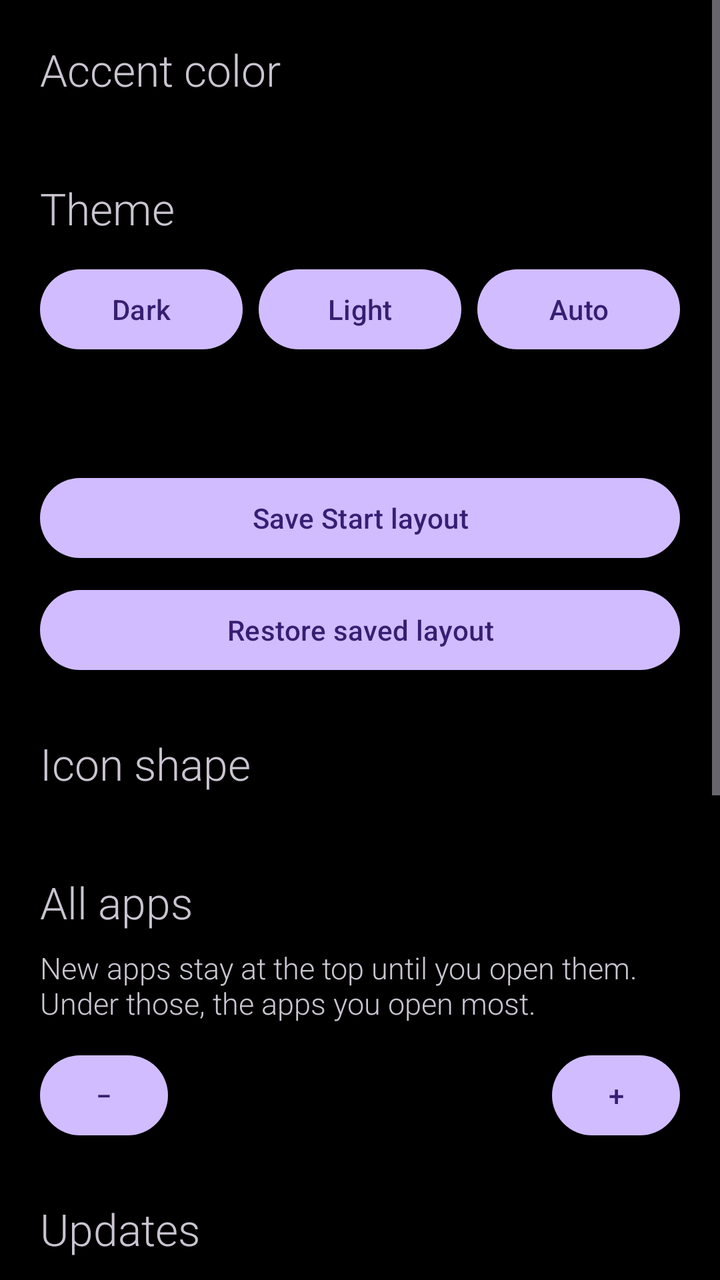
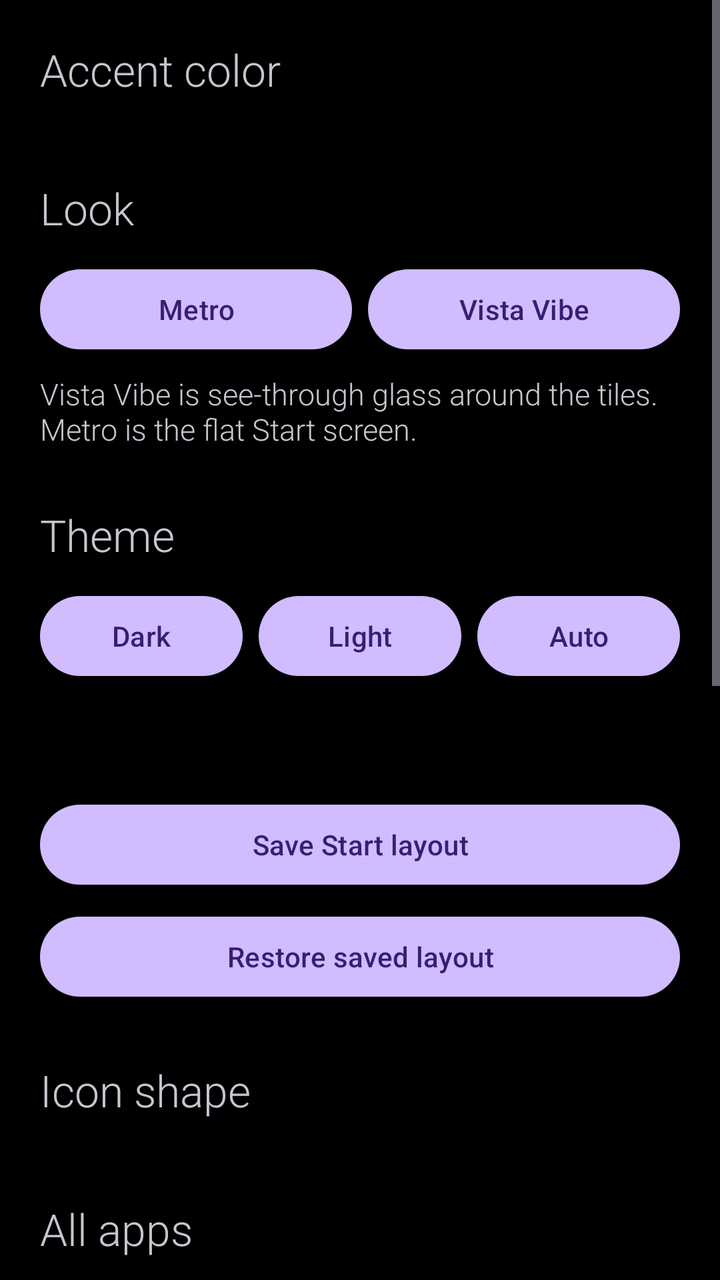

Two renders of the same Android screen: before a commit and after it. Below are the layout's source before the change and the commit's diff.
<!-- AndroidManifest.xml: application theme Theme.Win10.Dark -->
<!-- res/layout/activity_settings.xml -->
<?xml version="1.0" encoding="utf-8"?>
<ScrollView xmlns:android="http://schemas.android.com/apk/res/android"
    android:layout_width="match_parent"
    android:layout_height="match_parent">

    <LinearLayout
        android:id="@+id/root"
        android:layout_width="match_parent"
        android:layout_height="wrap_content"
        android:orientation="vertical"
        android:padding="20dp">

        <TextView
            android:id="@+id/accentTitle"
            android:layout_width="wrap_content"
            android:layout_height="wrap_content"
            android:fontFamily="sans-serif-light"
            android:text="Accent color"
            android:textSize="22sp" />

        <androidx.recyclerview.widget.RecyclerView
            android:id="@+id/accentGrid"
            android:layout_width="match_parent"
            android:layout_height="wrap_content"
            android:layout_marginTop="12dp"
            android:nestedScrollingEnabled="false" />

        <TextView
            android:id="@+id/themeTitle"
            android:layout_width="wrap_content"
            android:layout_height="wrap_content"
            android:layout_marginTop="28dp"
            android:fontFamily="sans-serif-light"
            android:text="Theme"
            android:textSize="22sp" />

        <LinearLayout
            android:layout_width="match_parent"
            android:layout_height="wrap_content"
            android:layout_marginTop="12dp"
            android:orientation="horizontal">

            <Button
                android:id="@+id/darkBtn"
                android:layout_width="0dp"
                android:layout_height="48dp"
                android:layout_weight="1"
                android:text="Dark" />

            <Button
                android:id="@+id/lightBtn"
                android:layout_width="0dp"
                android:layout_height="48dp"
                android:layout_weight="1"
                android:layout_marginStart="8dp"
                android:text="Light" />

            <Button
                android:id="@+id/sunBtn"
                android:layout_width="0dp"
                android:layout_height="48dp"
                android:layout_weight="1"
                android:layout_marginStart="8dp"
                android:text="Auto" />
        </LinearLayout>

        <TextView
            android:id="@+id/themeStatus"
            android:layout_width="match_parent"
            android:layout_height="wrap_content"
            android:layout_marginTop="8dp"
            android:fontFamily="sans-serif-light"
            android:textSize="15sp" />

        <Button
            android:id="@+id/saveBtn"
            android:layout_width="match_parent"
            android:layout_height="48dp"
            android:layout_marginTop="28dp"
            android:text="Save Start layout" />

        <Button
            android:id="@+id/restoreBtn"
            android:layout_width="match_parent"
            android:layout_height="48dp"
            android:layout_marginTop="8dp"
            android:text="Restore saved layout" />

        <TextView
            android:id="@+id/iconTitle"
            android:layout_width="wrap_content"
            android:layout_height="wrap_content"
            android:layout_marginTop="28dp"
            android:fontFamily="sans-serif-light"
            android:text="Icon shape"
            android:textSize="22sp" />

        <HorizontalScrollView
            android:layout_width="match_parent"
            android:layout_height="wrap_content"
            android:layout_marginTop="12dp"
            android:scrollbars="none">

            <LinearLayout
                android:id="@+id/iconShapes"
                android:layout_width="wrap_content"
                android:layout_height="wrap_content"
                android:orientation="horizontal" />
        </HorizontalScrollView>

        <TextView
            android:id="@+id/topTitle"
            android:layout_width="wrap_content"
            android:layout_height="wrap_content"
            android:layout_marginTop="28dp"
            android:fontFamily="sans-serif-light"
            android:text="All apps"
            android:textSize="22sp" />

        <TextView
            android:id="@+id/topBlurb"
            android:layout_width="match_parent"
            android:layout_height="wrap_content"
            android:layout_marginTop="8dp"
            android:fontFamily="sans-serif-light"
            android:text="New apps stay at the top until you open them. Under those, the apps you open most."
            android:textSize="15sp" />

        <LinearLayout
            android:layout_width="match_parent"
            android:layout_height="wrap_content"
            android:layout_marginTop="12dp"
            android:gravity="center_vertical"
            android:orientation="horizontal">

            <Button
                android:id="@+id/topMinus"
                android:layout_width="64dp"
                android:layout_height="48dp"
                android:text="−" />

            <TextView
                android:id="@+id/topCount"
                android:layout_width="0dp"
                android:layout_height="wrap_content"
                android:layout_weight="1"
                android:fontFamily="sans-serif-light"
                android:gravity="center"
                android:textSize="18sp" />

            <Button
                android:id="@+id/topPlus"
                android:layout_width="64dp"
                android:layout_height="48dp"
                android:text="+" />
        </LinearLayout>

        <TextView
            android:id="@+id/updateTitle"
            android:layout_width="wrap_content"
            android:layout_height="wrap_content"
            android:layout_marginTop="28dp"
            android:fontFamily="sans-serif-light"
            android:text="Updates"
            android:textSize="22sp" />

        <TextView
            android:id="@+id/updateStatus"
            android:layout_width="match_parent"
            android:layout_height="wrap_content"
            android:layout_marginTop="8dp"
            android:fontFamily="sans-serif-light"
            android:text="Checking for updates…"
            android:textSize="15sp" />

        <Button
            android:id="@+id/updateBtn"
            android:layout_width="match_parent"
            android:layout_height="48dp"
            android:layout_marginTop="12dp"
            android:text="Check for updates" />

        <TextView
            android:id="@+id/supportTitle"
            android:layout_width="wrap_content"
            android:layout_height="wrap_content"
            android:layout_marginTop="28dp"
            android:fontFamily="sans-serif-light"
            android:text="Support"
            android:textSize="22sp" />

        <TextView
            android:id="@+id/supportBlurb"
            android:layout_width="match_parent"
            android:layout_height="wrap_content"
            android:layout_marginTop="8dp"
            android:fontFamily="sans-serif-light"
            android:text="If a tile or the turn breaks on another device, send a report. It includes the device, Android version, and the last crash."
            android:textSize="15sp" />

        <Button
            android:id="@+id/diagBtn"
            android:layout_width="match_parent"
            android:layout_height="48dp"
            android:layout_marginTop="12dp"
            android:text="View diagnostics" />

        <Button
            android:id="@+id/reportBtn"
            android:layout_width="match_parent"
            android:layout_height="48dp"
            android:layout_marginTop="8dp"
            android:text="Send report" />

        <Button
            android:id="@+id/coffeeBtn"
            android:layout_width="match_parent"
            android:layout_height="48dp"
            android:layout_marginTop="8dp"
            android:text="Buy me a coffee" />
    </LinearLayout>
</ScrollView>
<!-- resources referenced by this layout -->
<resources>
  <style name="Theme.Win10.Dark" parent="Theme.Material3.Dark.NoActionBar">
          <item name="android:windowBackground">@color/wp_black</item>
          <item name="android:statusBarColor">@color/wp_black</item>
          <item name="android:navigationBarColor">@color/wp_black</item>
          <item name="android:windowDrawsSystemBarBackgrounds">true</item>
          <item name="android:windowLightStatusBar">false</item>
          <item name="android:windowLightNavigationBar">false</item>
          <item name="android:windowAnimationStyle">@style/Anim.Instant</item>
          <item name="android:windowDisablePreview">true</item>
      </style>
  <color name="wp_black">#FF000000</color>
  <style name="Anim.Instant" parent="@android:style/Animation">
          <item name="android:windowEnterAnimation">@anim/none</item>
          <item name="android:windowExitAnimation">@anim/none</item>
          <item name="android:activityOpenEnterAnimation">@anim/none</item>
          <item name="android:activityOpenExitAnimation">@anim/none</item>
          <item name="android:activityCloseEnterAnimation">@anim/none</item>
          <item name="android:activityCloseExitAnimation">@anim/none</item>
      </style>
</resources>

<!-- the commit's change to res/layout/activity_settings.xml (unified diff, before → after) -->
@@ -26,6 +26,46 @@
             android:nestedScrollingEnabled="false" />
 
         <TextView
+            android:id="@+id/lookTitle"
+            android:layout_width="wrap_content"
+            android:layout_height="wrap_content"
+            android:layout_marginTop="28dp"
+            android:fontFamily="sans-serif-light"
+            android:text="Look"
+            android:textSize="22sp" />
+
+        <LinearLayout
+            android:layout_width="match_parent"
+            android:layout_height="wrap_content"
+            android:layout_marginTop="12dp"
+            android:orientation="horizontal">
+
+            <Button
+                android:id="@+id/metroBtn"
+                android:layout_width="0dp"
+                android:layout_height="48dp"
+                android:layout_weight="1"
+                android:text="Metro" />
+
+            <Button
+                android:id="@+id/vistaBtn"
+                android:layout_width="0dp"
+                android:layout_height="48dp"
+                android:layout_marginStart="8dp"
+                android:layout_weight="1"
+                android:text="Vista Vibe" />
+        </LinearLayout>
+
+        <TextView
+            android:id="@+id/lookStatus"
+            android:layout_width="match_parent"
+            android:layout_height="wrap_content"
+            android:layout_marginTop="8dp"
+            android:fontFamily="sans-serif-light"
+            android:text="Vista Vibe is see-through glass around the tiles. Metro is the flat Start screen."
+            android:textSize="15sp" />
+
+        <TextView
             android:id="@+id/themeTitle"
             android:layout_width="wrap_content"
             android:layout_height="wrap_content"
